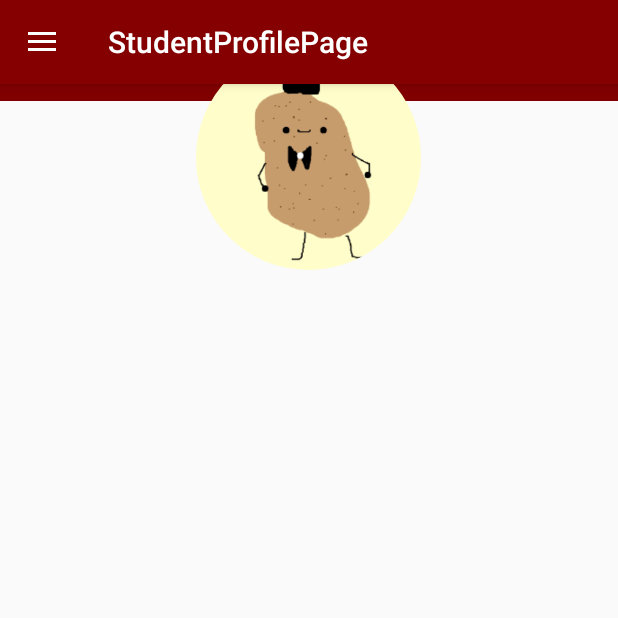
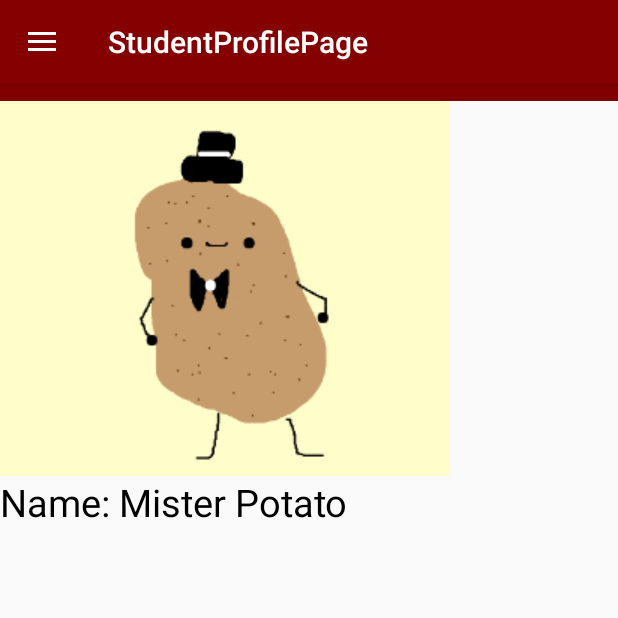
Before and after one commit to collinmay/mywcc-app, an Android app: the StudentProfilePage screen opened directly, with no data from a screen before it, on a phone screen of 412 x 824 dp, the top half of it. Run offline under Robolectric (Android 15) with nearby library versions, the phone set to English and light mode, and no system bars.

Commit message:
more info of students in StudentProfilePage

```diff
--- a/app/src/main/java/edu/whatcom/mywcc/StudentProfilePage.java
+++ b/app/src/main/java/edu/whatcom/mywcc/StudentProfilePage.java
@@ -1,6 +1,7 @@
 package edu.whatcom.mywcc;
 
 import android.content.Intent;
+import android.icu.text.IDNA;
 import android.os.Bundle;
 
 import com.google.android.material.floatingactionbutton.FloatingActionButton;
@@ -21,10 +22,13 @@ import androidx.appcompat.app.AppCompatActivity;
 import androidx.appcompat.widget.Toolbar;
 
 import android.view.Menu;
+import android.widget.TextView;
+
+import edu.whatcom.mywcc.models.StudentProfile;
 
 public class StudentProfilePage extends AppCompatActivity
-        implements NavigationView.OnNavigationItemSelectedListener {
-
+        implements NavigationView.OnNavigationItemSelectedListener{
+    TextView studentName;
     @Override
     protected void onCreate(Bundle savedInstanceState) {
         super.onCreate(savedInstanceState);
@@ -39,6 +43,11 @@ public class StudentProfilePage extends AppCompatActivity
         drawer.addDrawerListener(toggle);
         toggle.syncState();
         navigationView.setNavigationItemSelectedListener(this);
+
+        StudentProfile profile = new StaticBackend().getStudentProfile();
+        studentName = (TextView) findViewById(R.id.student_Name);
+
+        studentName.setText("Name: " + profile.orcaStudentName);
     }
 
     @Override
@@ -95,6 +104,8 @@ public class StudentProfilePage extends AppCompatActivity
 
         DrawerLayout drawer = findViewById(R.id.drawer_layout);
         drawer.closeDrawer(GravityCompat.START);
+
         return true;
     }
+
 }
--- a/app/src/main/java/edu/whatcom/mywcc/models/StudentProfile.java
+++ b/app/src/main/java/edu/whatcom/mywcc/models/StudentProfile.java
@@ -10,6 +10,7 @@ public class StudentProfile {
     public int orcaCardDiningDollars = 430;
     public int orcaCardBookstore = 1000000;
     public int orcaCardBonusBucks = 1337;
+    public String orcaStudentName = "Mister Potato";
 
     public List<CanvasAssignment> canvasAssignments = new ArrayList<>();
     public List<Email> recentEmails = new ArrayList<>();
--- a/app/src/main/res/layout/content_student_profile_page.xml
+++ b/app/src/main/res/layout/content_student_profile_page.xml
@@ -1,43 +1,46 @@
-<RelativeLayout
+<LinearLayout
     xmlns:android="http://schemas.android.com/apk/res/android"
     xmlns:app="http://schemas.android.com/apk/res-auto"
     xmlns:tools="http://schemas.android.com/tools"
     android:layout_width="match_parent"
     android:layout_height="match_parent"
-    tools:context="edu.whatcom.mywcc.ProfileActivity">
+    tools:context="edu.whatcom.mywcc.StudentProfilePage"
+    android:orientation="vertical">
 
     <View
         android:layout_width="match_parent"
         android:layout_height="67dp"
         android:background="@color/velvetOrca" />
 
-    <LinearLayout
+
+    <ScrollView
         android:layout_width="match_parent"
-        android:layout_height="wrap_content"
-        android:layout_marginLeft="20dp"
-        android:layout_marginRight="20dp"
-        android:orientation="vertical">
+        android:layout_height="match_parent">
 
-        <RelativeLayout
+
+        <LinearLayout
             android:layout_width="match_parent"
             android:layout_height="wrap_content"
-            android:layout_marginTop="30dp">
+            android:orientation="vertical">
 
-            <de.hdodenhof.circleimageview.CircleImageView
-                android:layout_width="150dp"
-                android:layout_height="150dp"
-                android:layout_centerHorizontal="true"
-                android:elevation="1dp"
+            <ImageView
+                android:id="@+id/imageView6"
+                android:layout_width="wrap_content"
+                android:layout_height="wrap_content"
                 android:src="@drawable/mister_potato_pic" />
 
-            <LinearLayout
+            <TextView
+                android:id="@+id/student_Name"
                 android:layout_width="match_parent"
                 android:layout_height="wrap_content"
-                android:orientation="vertical" />
+                android:text="Name: "
+                android:textColor="#000000"
+                android:textSize="25sp" />
+
+        </LinearLayout>
+    </ScrollView>
 
 
-        </RelativeLayout>
 
-    </LinearLayout>
 
-</RelativeLayout>
+</LinearLayout>
```
